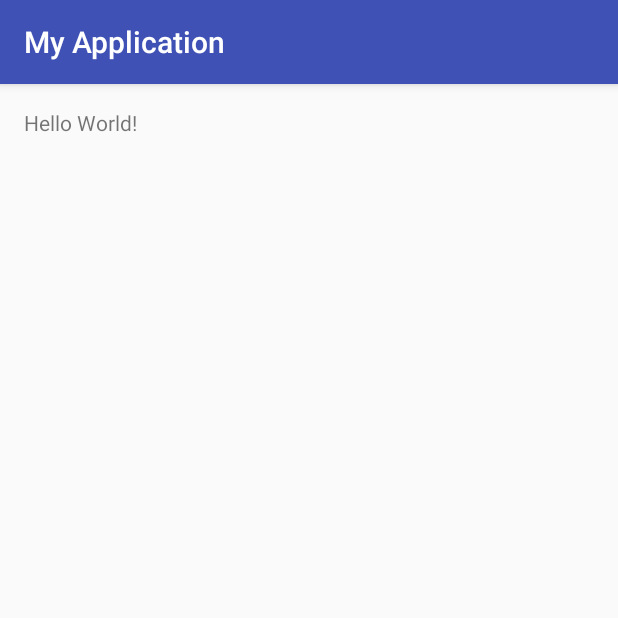
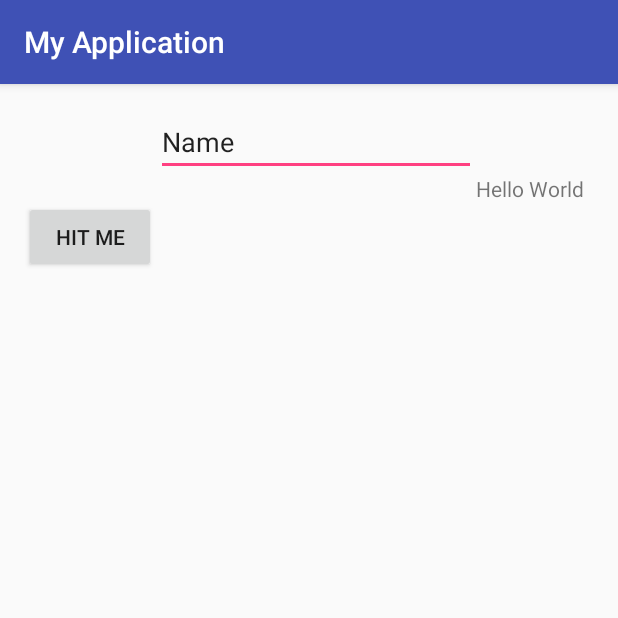
Before and after one commit to gkataria19/MangoHacks, an Android app: the screen it shows after launch (MainActivity), on a phone screen of 412 x 824 dp, the top half of it. Run offline under Robolectric (Android 15) with nearby library versions, the phone set to English and light mode, and no system bars; libraries missing offline, so code that uses them is left out: com.ibm.watson.

Commit message:
Text to Speech working

```diff
--- a/app/build.gradle
+++ b/app/build.gradle
@@ -25,5 +25,7 @@ dependencies {
         exclude group: 'com.android.support', module: 'support-annotations'
     })
     compile 'com.android.support:appcompat-v7:25.1.0'
+    compile 'com.ibm.watson.developer_cloud:java-sdk:3.5.3'
+    compile 'com.ibm.watson.developer_cloud:android-sdk:0.2.3'
     testCompile 'junit:junit:4.12'
 }
--- a/app/src/main/AndroidManifest.xml
+++ b/app/src/main/AndroidManifest.xml
@@ -1,6 +1,9 @@
 <?xml version="1.0" encoding="utf-8"?>
 <manifest xmlns:android="http://schemas.android.com/apk/res/android"
     package="com.google.myapplication">
+
+    <uses-permission android:name="android.permission.INTERNET" />
+    <uses-permission android:name="android.permission.ACCESS_NETWORK_STATE" />
 
     <application
         android:allowBackup="true"
--- a/app/src/main/java/com/google/myapplication/MainActivity.java
+++ b/app/src/main/java/com/google/myapplication/MainActivity.java
@@ -1,13 +1,84 @@
 package com.google.myapplication;
 
+import android.os.AsyncTask;
 import android.support.v7.app.AppCompatActivity;
 import android.os.Bundle;
+import android.view.View;
+import android.widget.Button;
+import android.widget.EditText;
+import android.widget.ImageButton;
+import android.widget.TextView;
+
+import com.ibm.watson.developer_cloud.android.library.audio.StreamPlayer;
+import com.ibm.watson.developer_cloud.text_to_speech.v1.TextToSpeech;
+import com.ibm.watson.developer_cloud.text_to_speech.v1.model.Voice;
 
 public class MainActivity extends AppCompatActivity {
+
+    private Button convertButton;
+    private EditText inputText;
+    private TextView textView;
+
+    StreamPlayer streamPlayer;
+
+
+    private TextToSpeech initTextToSpeechService(){
+        TextToSpeech service = new TextToSpeech();
+        String username = "42e9bf50-41ab-4711-b85b-a87ba1b6ad8f";
+        String password = "SUKtaggrTwcO";
+        service.setUsernameAndPassword(username, password);
+        return service;
+    }
+
+    /*  Watson service credentials
+
+         "url": "https://stream.watsonplatform.net/text-to-speech/api",
+        "username": "42e9bf50-41ab-4711-b85b-a87ba1b6ad8f",
+        "password": "SUKtaggrTwcO"
+
+    */
+
+    private class WatsonTask extends AsyncTask<String,Void,String> {
+
+        @Override
+        protected String doInBackground(String... texttoSpeak) {
+            runOnUiThread(new Runnable() {
+                @Override
+                public void run() {
+                    textView.setText("running the Watson thread");
+                }
+            });
+
+            TextToSpeech textToSpeech = initTextToSpeechService();
+            streamPlayer = new StreamPlayer();
+            streamPlayer.playStream(textToSpeech.synthesize(String.valueOf(inputText.getText()),Voice.EN_MICHAEL).execute());
+            return "text to speech done";
+        }
+        @Override
+        protected void onPostExecute(String result){
+            textView.setText(("TTS status: "+result));
+        }
+    }
 
     @Override
     protected void onCreate(Bundle savedInstanceState) {
         super.onCreate(savedInstanceState);
         setContentView(R.layout.activity_main);
+
+
+        convertButton= (Button) findViewById(R.id.button);
+        inputText= (EditText) findViewById(R.id.editText);
+        textView=(TextView) findViewById(R.id.textView2);
+
+        convertButton.setOnClickListener(new View.OnClickListener() {
+            @Override
+                    public void onClick(View v){
+                        System.out.println("the text to speech is: "+inputText.getText());
+                        textView.setText("TTY: "+inputText.getText());
+
+                    WatsonTask task=new WatsonTask();
+                    task.execute(new String[]{});
+            }
+        });
     }
 }
--- a/app/src/main/res/layout/activity_main.xml
+++ b/app/src/main/res/layout/activity_main.xml
@@ -1,5 +1,5 @@
 <?xml version="1.0" encoding="utf-8"?>
-<RelativeLayout xmlns:android="http://schemas.android.com/apk/res/android"
+<LinearLayout xmlns:android="http://schemas.android.com/apk/res/android"
     xmlns:tools="http://schemas.android.com/tools"
     android:id="@+id/activity_main"
     android:layout_width="match_parent"
@@ -8,10 +8,39 @@
     android:paddingLeft="@dimen/activity_horizontal_margin"
     android:paddingRight="@dimen/activity_horizontal_margin"
     android:paddingTop="@dimen/activity_vertical_margin"
-    tools:context="com.google.myapplication.MainActivity">
+    tools:context="com.google.myapplication.MainActivity"
+    android:weightSum="1">
+
+    <Button
+        android:text="Hit me"
+        android:layout_width="wrap_content"
+        android:layout_height="wrap_content"
+        android:layout_marginTop="62dp"
+        android:id="@+id/button"
+        android:layout_below="@+id/textView"
+        android:layout_centerHorizontal="true" />
+
+    <EditText
+        android:layout_width="wrap_content"
+        android:layout_height="wrap_content"
+        android:inputType="textPersonName"
+        android:text="Name"
+        android:ems="10"
+        android:layout_alignParentTop="true"
+        android:layout_alignRight="@+id/button"
+        android:layout_alignEnd="@+id/button"
+        android:id="@+id/editText" />
 
     <TextView
-        android:layout_width="wrap_content"
+        android:text="Hello World"
+        android:layout_width="0dp"
         android:layout_height="wrap_content"
-        android:text="Hello World!" />
-</RelativeLayout>
+        android:layout_below="@+id/button"
+        android:layout_alignParentLeft="true"
+        android:layout_alignParentStart="true"
+        android:layout_marginTop="30dp"
+        android:id="@+id/textView2"
+        android:layout_alignRight="@+id/button"
+        android:layout_alignEnd="@+id/button"
+        android:layout_weight="1.11" />
+</LinearLayout>
--- a/build.gradle
+++ b/build.gradle
@@ -5,7 +5,7 @@ buildscript {
         jcenter()
     }
     dependencies {
-        classpath 'com.android.tools.build:gradle:2.2.2'
+        classpath 'com.android.tools.build:gradle:2.2.3'
 
         // NOTE: Do not place your application dependencies here; they belong
         // in the individual module build.gradle files
```
